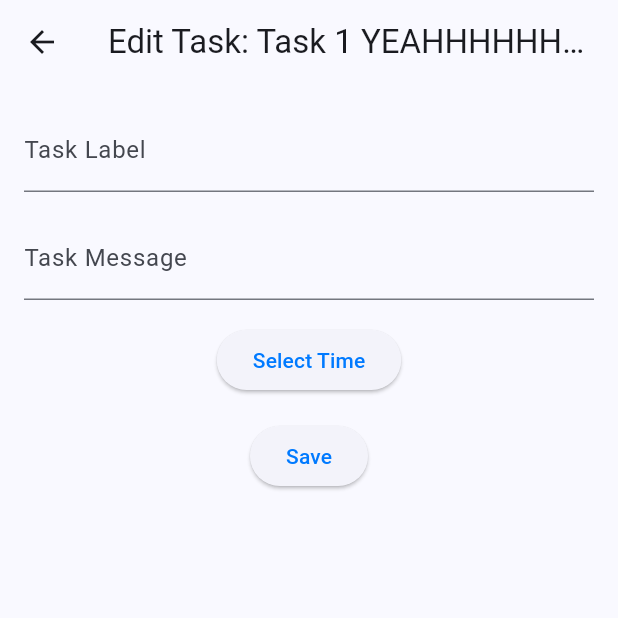
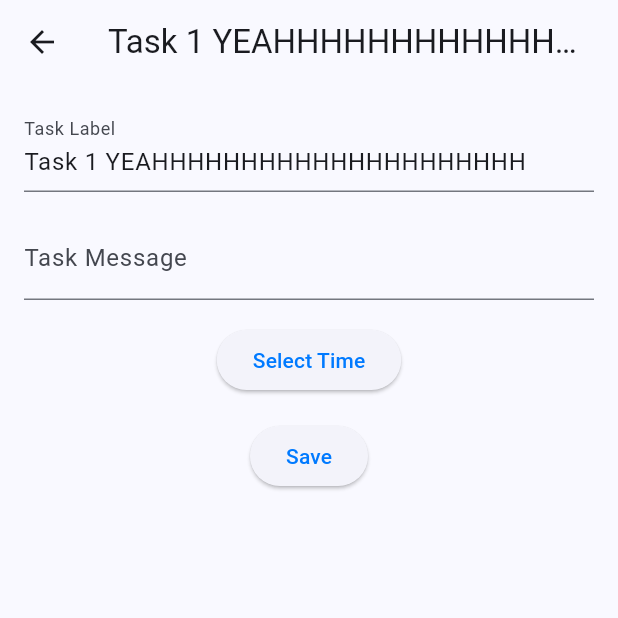
Before and after one commit to Sean-ORourke/MySpokenSchedules, a Flutter app: the screen it shows after launch, after a tap on the "mode edit" icon, on a phone screen of 412 x 824 dp, the top half of it. Run offline on Flutter 3.47's test engine with Material 3 defaults, Android fonts, the phone set to English and light mode, and no system bars.

Commit message:
removeTask() button added, and taskLabel prefill added
bug where you need to click twice to delete a task but we'll worry about that later

```diff
--- a/my_spoken_schedules/lib/view/list_tasks_view.dart
+++ b/my_spoken_schedules/lib/view/list_tasks_view.dart
@@ -21,27 +21,26 @@ class _ListTasksViewState extends State<TaskListView> {
 
   @override
   Widget build(BuildContext context) {
+    final vm = Provider.of<ListTasksViewModel>(context);
+
     return Scaffold(
         appBar: AppBar(
           title: Text('Task List'),
         ),
-      body: Consumer<ListTasksViewModel>(
-        builder: (context, listTasksViewModel, child) {
-          // Show a loading indicator if tasks are empty
-          if (listTasksViewModel.tasks.isEmpty) {
-            return Center(child: CircularProgressIndicator());
-          }
+        // body: Consumer<ListTasksViewModel>( //avoid?
+        //   builder: (context, listTasksViewModel, child) {
+        //     // Show a loading indicator if tasks are empty
+        //     if (listTasksViewModel.tasks.isEmpty) {
+        //       return Center(child: CircularProgressIndicator());
+        //     }
 
-          // Display the list of tasks
-          return ListView.builder(
-            itemCount: listTasksViewModel.tasks.length,
+        //     // Display the list of tasks
+        body: ListView.builder(
+          itemCount: vm.tasks.length,
           itemBuilder: (context, index) {
-              final taskViewModel = listTasksViewModel.tasks[index];
+            final taskViewModel = vm.tasks[index];
             return SingleTaskWidget(taskViewModel: taskViewModel);
           },
-          );
-        },
-      ),
-    );
+        ));
   }
 }
--- a/my_spoken_schedules/lib/view/task_detail_view.dart
+++ b/my_spoken_schedules/lib/view/task_detail_view.dart
@@ -6,12 +6,13 @@ class EditTaskPage extends StatelessWidget {
   EditTaskPage({required this.taskLabel});
   @override
   Widget build(BuildContext context) {
-    final TextEditingController labelController = TextEditingController();
+    final TextEditingController labelController =
+        TextEditingController(text: taskLabel);
     final TextEditingController messageController = TextEditingController();
 
     return Scaffold(
       appBar: AppBar(
-        title: Text('Edit Task: $taskLabel'),
+        title: Text(taskLabel),
       ),
       body: Padding(
         padding: const EdgeInsets.all(16.0),
--- a/my_spoken_schedules/lib/view/widgets/single_task_widget.dart
+++ b/my_spoken_schedules/lib/view/widgets/single_task_widget.dart
@@ -1,6 +1,8 @@
 import 'package:flutter/material.dart';
 import 'package:my_spoken_schedules/view_model/tasks_view_model.dart';
 import 'package:my_spoken_schedules/view/task_detail_view.dart';
+import 'package:provider/provider.dart';
+import 'package:my_spoken_schedules/view_model/list_tasks_view_model.dart';
 
 class SingleTaskWidget extends StatelessWidget {
   final TasksViewModel taskViewModel;
@@ -10,6 +12,7 @@ class SingleTaskWidget extends StatelessWidget {
 
   @override
   Widget build(BuildContext context) {
+    final vm = Provider.of<ListTasksViewModel>(context);
     return Card(
       margin: EdgeInsets.all(8.0),
       child: ListTile(
@@ -43,6 +46,7 @@ class SingleTaskWidget extends StatelessWidget {
               icon: Icon(Icons.delete_forever),
               onPressed: () {
                 // Add logic to delete task
+                vm.removeTasks(taskViewModel.taskModel!.id ?? 'No id');
               },
             ),
           ],
--- a/my_spoken_schedules/lib/view_model/list_tasks_view_model.dart
+++ b/my_spoken_schedules/lib/view_model/list_tasks_view_model.dart
@@ -22,14 +22,17 @@ class ListTasksViewModel extends ChangeNotifier {
 
     final List<dynamic> json = [
       {
+        "id": "1",
         "label": "Task 1 YEAHHHHHHHHHHHHHHHHHHHHH",
         "message": "Message 1 WOOOOOO"
       },
       {
+        "id": "2",
         "label": "Task 2 YAYAYAYAYAYAYAYAYYAYAY",
         "message": "run, bike, lift weights"
       },
       {
+        "id": "3",
         "label": "Task 3 take Meds",
         "message": "ibuprofein, excedrin migrane, testosterone, multivitamin",
       }
@@ -37,7 +40,8 @@ class ListTasksViewModel extends ChangeNotifier {
 
     // Parse JSON into TaskModel objects
     final taskList = json
-        .map((e) => task_model(label: e["label"], message: e["message"]))
+        .map((task) => task_model(
+            id: task["id"], label: task["label"], message: task["message"]))
         .toList();
 
     // Map TaskModel to TasksViewModel
@@ -47,4 +51,16 @@ class ListTasksViewModel extends ChangeNotifier {
 
     notifyListeners();
   }
+
+  removeTasks(String id) {
+    for (final item in tasks) {
+      TasksViewModel curr = item;
+
+      if (curr.taskModel!.id == id) {
+        tasks.remove(curr);
+      }
+    }
+
+    notifyListeners();
+  }
 }
```
Lines whose indentation alone changed are shown as unchanged.
